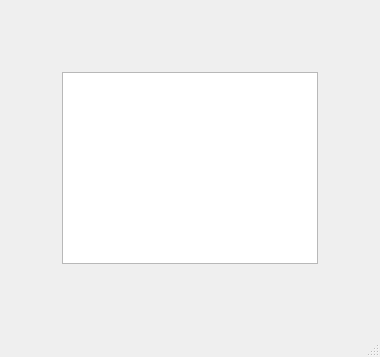
Old version of the form mainwindow.ui in the repository NoaSecond/CORVUS.
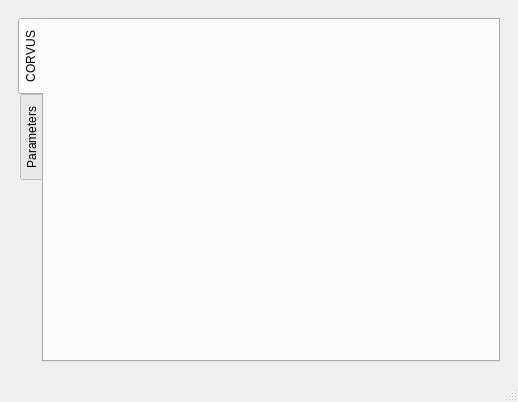
New version of the form. Custom widgets are drawn as their Qt base class.

Commit message: :sparkles: Add classes for VKB + Update UI

Patch:
```diff
--- a/mainwindow.ui
+++ b/mainwindow.ui
@@ -2,12 +2,15 @@
 <ui version="4.0">
  <class>MainWindow</class>
  <widget class="QMainWindow" name="MainWindow">
+  <property name="enabled">
+   <bool>true</bool>
+  </property>
   <property name="geometry">
    <rect>
     <x>0</x>
     <y>0</y>
-    <width>380</width>
-    <height>357</height>
+    <width>518</width>
+    <height>402</height>
    </rect>
   </property>
   <property name="windowTitle">
@@ -16,65 +19,45 @@
   <property name="windowOpacity">
    <double>1.000000000000000</double>
   </property>
+  <property name="tabShape">
+   <enum>QTabWidget::Rounded</enum>
+  </property>
   <widget class="QWidget" name="centralwidget">
    <layout class="QGridLayout" name="gridLayout_2">
     <item row="0" column="0">
      <widget class="QWidget" name="widget" native="true">
       <layout class="QGridLayout" name="gridLayout">
-       <item row="0" column="1">
-        <spacer name="verticalSpacer_2">
-         <property name="orientation">
-          <enum>Qt::Vertical</enum>
+       <item row="0" column="0">
+        <widget class="QTabWidget" name="tabWidget">
+         <property name="tabPosition">
+          <enum>QTabWidget::West</enum>
          </property>
-         <property name="sizeHint" stdset="0">
-          <size>
-           <width>20</width>
-           <height>40</height>
-          </size>
+         <property name="tabShape">
+          <enum>QTabWidget::Rounded</enum>
          </property>
-        </spacer>
-       </item>
-       <item row="1" column="0">
-        <spacer name="horizontalSpacer">
-         <property name="orientation">
-          <enum>Qt::Horizontal</enum>
+         <property name="currentIndex">
+          <number>0</number>
          </property>
-         <property name="sizeHint" stdset="0">
-          <size>
-           <width>40</width>
-           <height>20</height>
-          </size>
+         <property name="elideMode">
+          <enum>Qt::ElideNone</enum>
          </property>
-        </spacer>
-       </item>
-       <item row="1" column="1">
-        <widget class="qfi_EADI" name="graphicsEADI"/>
-       </item>
-       <item row="1" column="2">
-        <spacer name="horizontalSpacer_2">
-         <property name="orientation">
-          <enum>Qt::Horizontal</enum>
+         <property name="documentMode">
+          <bool>false</bool>
          </property>
-         <property name="sizeHint" stdset="0">
-          <size>
-           <width>40</width>
-           <height>20</height>
-          </size>
+         <property name="movable">
+          <bool>false</bool>
          </property>
-        </spacer>
-       </item>
-       <item row="2" column="1">
-        <spacer name="verticalSpacer">
-         <property name="orientation">
-          <enum>Qt::Vertical</enum>
-         </property>
-         <property name="sizeHint" stdset="0">
-          <size>
-           <width>20</width>
-           <height>40</height>
-          </size>
-         </property>
-        </spacer>
+         <widget class="QWidget" name="tab_corvus">
+          <attribute name="title">
+           <string>CORVUS</string>
+          </attribute>
+         </widget>
+         <widget class="QWidget" name="tab_parameters">
+          <attribute name="title">
+           <string>Parameters</string>
+          </attribute>
+         </widget>
+        </widget>
        </item>
       </layout>
      </widget>
@@ -93,13 +76,6 @@
   </widget>
   <widget class="QStatusBar" name="statusbar"/>
  </widget>
- <customwidgets>
-  <customwidget>
-   <class>qfi_EADI</class>
-   <extends>QGraphicsView</extends>
-   <header>qfi/qfi_eadi.h</header>
-  </customwidget>
- </customwidgets>
  <resources/>
  <connections/>
 </ui>
```
Left out of the diff: 10 changed lines with no effect on the pictures. The commit also changes 3 other files.
